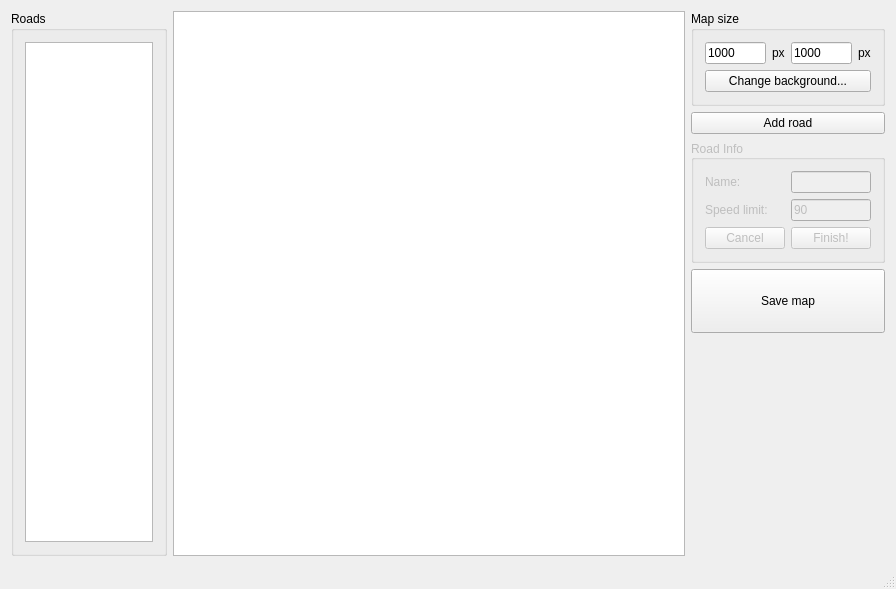
Old version of the form app1_Editor/project/mainwindow.ui in the repository idaohang/gps-18.
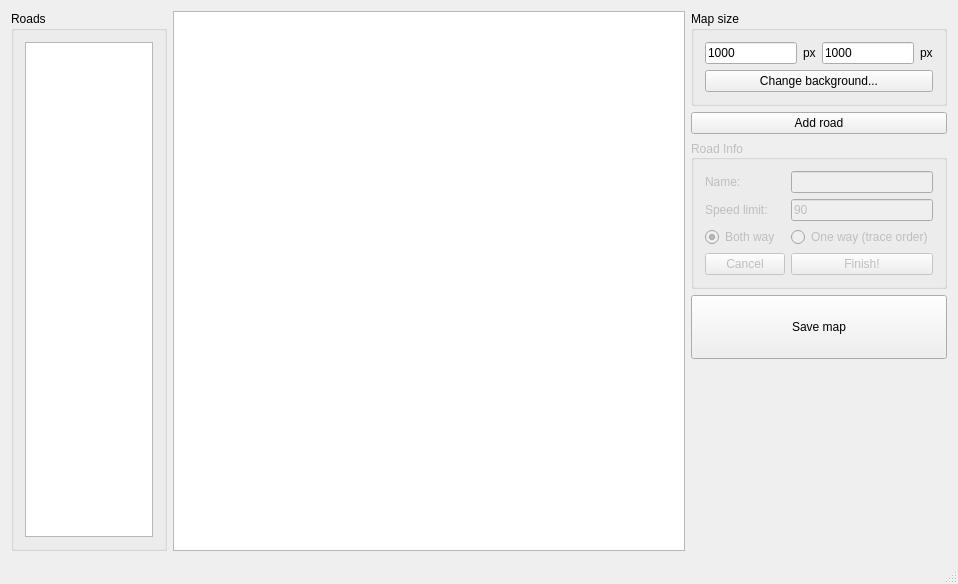
New version of the form. Custom widgets are drawn as their Qt base class.

The edit to the form file:
```diff
--- a/app1_Editor/project/mainwindow.ui
+++ b/app1_Editor/project/mainwindow.ui
@@ -6,8 +6,8 @@
    <rect>
     <x>0</x>
     <y>0</y>
-    <width>869</width>
-    <height>589</height>
+    <width>937</width>
+    <height>584</height>
    </rect>
   </property>
   <property name="windowTitle">
@@ -134,14 +134,14 @@
        <property name="horizontalSpacing">
         <number>6</number>
        </property>
-       <item row="2" column="0">
+       <item row="4" column="0">
         <widget class="QPushButton" name="btCancel">
          <property name="text">
           <string>Cancel</string>
          </property>
         </widget>
        </item>
-       <item row="2" column="1">
+       <item row="4" column="1">
         <widget class="QPushButton" name="btFinishRoad">
          <property name="text">
           <string>Finish!</string>
@@ -172,6 +172,23 @@
          </property>
         </widget>
        </item>
+       <item row="2" column="0">
+        <widget class="QRadioButton" name="rbBothWay">
+         <property name="text">
+          <string>Both way</string>
+         </property>
+         <property name="checked">
+          <bool>true</bool>
+         </property>
+        </widget>
+       </item>
+       <item row="2" column="1">
+        <widget class="QRadioButton" name="rbOneWay">
+         <property name="text">
+          <string>One way (trace order)</string>
+         </property>
+        </widget>
+       </item>
       </layout>
      </widget>
     </item>
```
